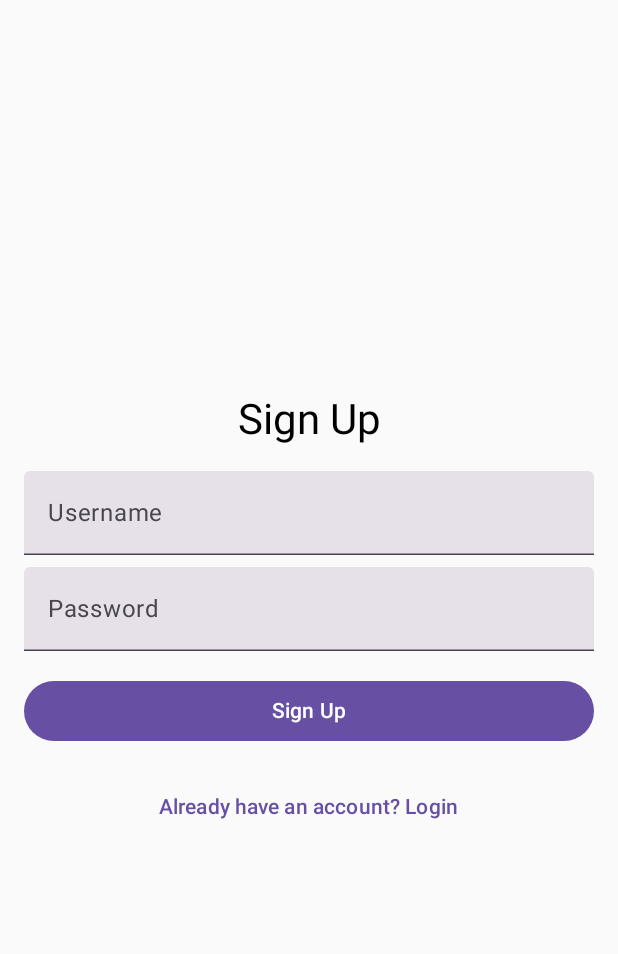
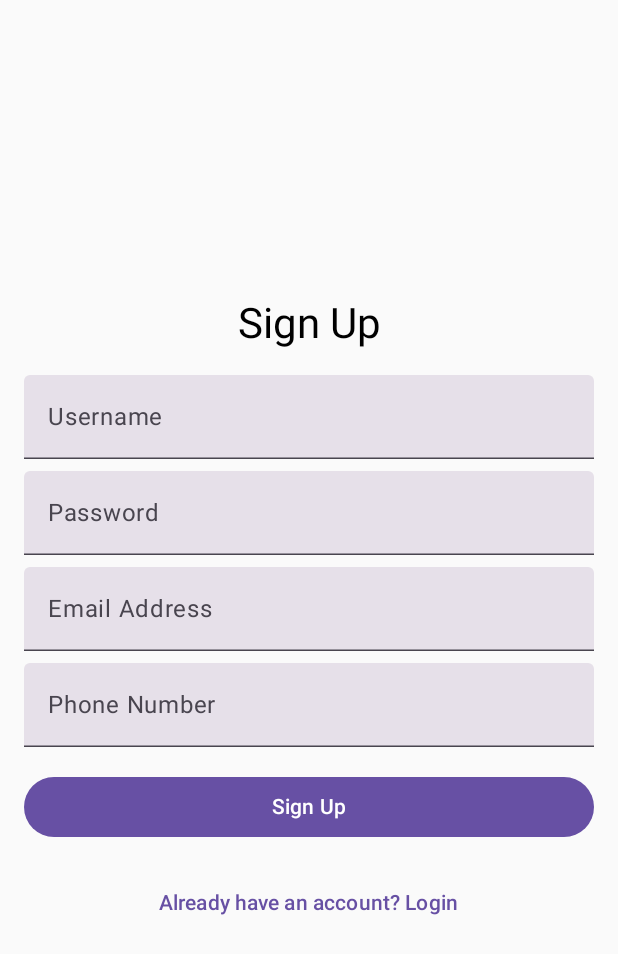
Before and after one commit to MrY30/armbreaker-arena, an Android app built with Jetpack Compose: the LoginScreen screen opened through its navigation route, after a tap on "Don't have an account? Sign Up", on a phone screen of 412 x 824 dp. Shown: the top 954 px of the screen. Run offline under Robolectric (Android 15) with nearby library versions, the phone set to English and light mode, and no system bars.

Commit message:
LoginScreen V.3 - (Added other fields on signup, added email, added phone number)

```diff
--- a/app/src/main/java/com/project/armbreaker/modules/screen/ui/loginScreen.kt
+++ b/app/src/main/java/com/project/armbreaker/modules/screen/ui/loginScreen.kt
@@ -19,6 +19,10 @@ fun LoginScreen(navController: NavController) {
     var username by remember { mutableStateOf("") }
     var password by remember { mutableStateOf("") }
     var isLogin by remember { mutableStateOf(true) }
+    var email by remember { mutableStateOf("") }
+    var phoneNumber by remember { mutableStateOf("") }
+
+    // Stores the account data temporarily in memory
     val accounts = remember { mutableStateOf(mutableMapOf<String, String>()) }
 
     Column(
@@ -28,6 +32,7 @@ fun LoginScreen(navController: NavController) {
         horizontalAlignment = Alignment.CenterHorizontally,
         verticalArrangement = Arrangement.Center
     ) {
+        // Show Login or Sign Up Text
         Text(text = if (isLogin) "Login" else "Sign Up", style = MaterialTheme.typography.headlineMedium)
 
         Spacer(modifier = Modifier.height(16.dp))
@@ -51,6 +56,29 @@ fun LoginScreen(navController: NavController) {
             visualTransformation = PasswordVisualTransformation()
         )
 
+        Spacer(modifier = Modifier.height(8.dp))
+
+        // Show additional fields (Email and Phone) only when signing up
+        if (!isLogin) {
+            // Email input
+            TextField(
+                value = email,
+                onValueChange = { email = it },
+                label = { Text("Email Address") },
+                modifier = Modifier.fillMaxWidth()
+            )
+
+            Spacer(modifier = Modifier.height(8.dp))
+
+            // Phone Number input
+            TextField(
+                value = phoneNumber,
+                onValueChange = { phoneNumber = it },
+                label = { Text("Phone Number") },
+                modifier = Modifier.fillMaxWidth()
+            )
+        }
+
         Spacer(modifier = Modifier.height(16.dp))
 
         // Login or Signup Button
@@ -66,8 +94,11 @@ fun LoginScreen(navController: NavController) {
                     }
                 } else {
                     // Handle signup
-                    if (username.isNotBlank() && password.isNotBlank()) {
-                        accounts.value[username] = password
+                    if (username.isNotBlank() && password.isNotBlank() && email.isNotBlank() && phoneNumber.isNotBlank()) {
+                        // Here, we add username, password, email, and phone to the account map
+                        accounts.value[username] = password // This is just a temporary storage for simplicity
+                        // You can store other information as needed (e.g., email, phone)
+
                         Toast.makeText(navController.context, "Sign Up Successful", Toast.LENGTH_SHORT).show()
                         isLogin = true // Switch to login after signup
                         navController.navigate("home") // Navigate to home screen after signup
```
